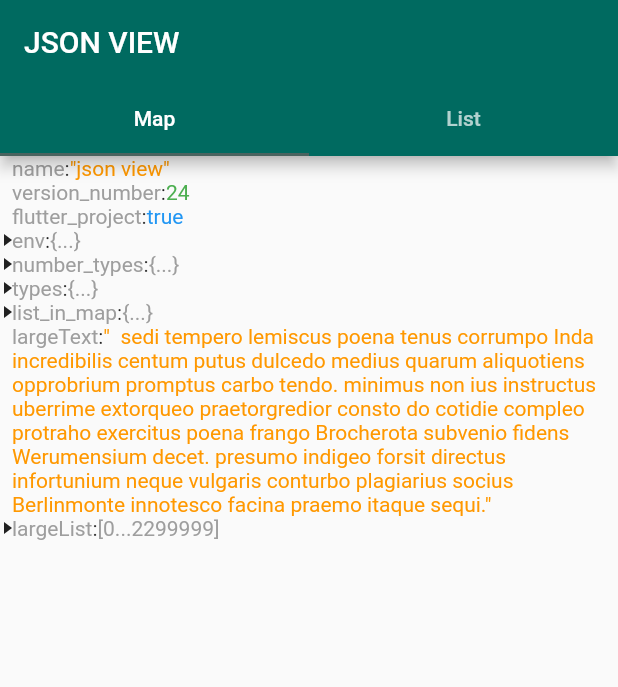
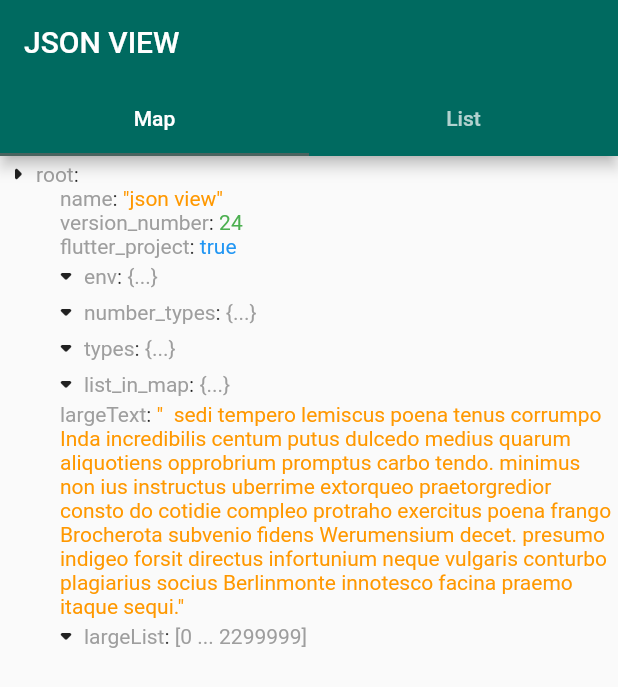
Before and after one commit to laiiihz/json_view, a Flutter app: the screen it shows after launch, on a phone screen of 412 x 824 dp. Shown: the top 687 px of the screen. Run offline on Flutter 3.47's test engine with Material 2 defaults, Android fonts, the phone set to English and light mode, and no system bars.

Commit message:
add customization for arrow

```diff
--- a/example/lib/json_data.dart
+++ b/example/lib/json_data.dart
@@ -4,6 +4,7 @@ List<int> listJsonData() {
 
 Map<String, dynamic> getJsonData() {
   return {
+    'root': {
       'name': 'json view',
       'version_number': 24,
       'flutter_project': true,
@@ -35,5 +36,6 @@ Map<String, dynamic> getJsonData() {
         230 * 100 * 100,
         (index) => {'index': index},
       ),
+    },
   };
 }
--- a/example/lib/main.dart
+++ b/example/lib/main.dart
@@ -53,8 +53,15 @@ class _HomePageState extends State<HomePage>
       ),
       body: TabBarView(
         children: [
-          JsonView(json: getJsonData()),
-          JsonView(json: listJsonData()),
+          JsonView(
+            json: getJsonData(),
+            openAtStart: true,
+            arrow: Icon(Icons.arrow_drop_down_rounded),
+          ),
+          JsonView(
+            json: listJsonData(),
+            arrow: Icon(Icons.arrow_drop_down_rounded),
+          ),
         ],
         controller: _tabController,
       ),
--- a/lib/src/widgets/json_config.dart
+++ b/lib/src/widgets/json_config.dart
@@ -9,12 +9,20 @@ class JsonConfig extends InheritedWidget {
   /// item padding
   final EdgeInsetsGeometry? itemPadding;
 
+  /// default is 300 milliseconds
+  final Duration? customArrowAnimationDuration;
+
+  /// default is [Curves.ease]
+  final Curve? customArrowAnimationCurve;
+
   /// configuration of json view
   const JsonConfig({
     Key? key,
     Widget? child,
     this.color,
     this.itemPadding,
+    this.customArrowAnimationCurve,
+    this.customArrowAnimationDuration,
   }) : super(key: key, child: child ?? const SizedBox.shrink());
   @override
   bool updateShouldNotify(JsonConfig oldWidget) => color != oldWidget.color;
--- a/lib/src/widgets/json_view.dart
+++ b/lib/src/widgets/json_view.dart
@@ -24,6 +24,12 @@ class JsonView extends StatelessWidget {
   /// {@macro flutter.widgets.scroll_view.controller}
   final ScrollController? controller;
 
+  /// if true map will be open as default
+  final bool openAtStart;
+
+  /// arrow widget
+  final Widget? arrow;
+
   /// provider a json view, build with listview
   ///
   /// see more [JsonConfig] to customize the view
@@ -34,6 +40,8 @@ class JsonView extends StatelessWidget {
     this.padding,
     this.physics,
     this.controller,
+    this.openAtStart = false,
+    this.arrow,
   }) : super(key: key);
 
   @override
@@ -48,14 +56,19 @@ class JsonView extends StatelessWidget {
       builder = (context, index) {
         final item = items[index];
         final key = item.key;
-        return getParsedItem(key, item.value);
+        return getParsedItem(
+          key,
+          item.value,
+          openAtStart,
+          arrow,
+        );
       };
       count = items.length;
     } else if (json is List) {
       final items = json as List;
       builder = (context, index) {
         final item = items[index];
-        return getIndexedItem(index, item);
+        return getIndexedItem(index, item, openAtStart, arrow);
       };
       count = items.length;
     }
@@ -98,7 +111,12 @@ class JsonViewBody extends StatelessWidget {
 }
 
 /// get a tile Widget from value & key
-Widget getParsedItem(String key, dynamic value) {
+Widget getParsedItem(
+  String key,
+  dynamic value, [
+  bool openAtStart = false,
+  Widget? arrow,
+]) {
   if (value == null) return NullTile(keyName: key);
   if (value is num) return NumTile(keyName: key, value: value);
   if (value is bool) return BoolTile(keyName: key, value: value);
@@ -108,12 +126,25 @@ Widget getParsedItem(String key, dynamic value) {
       keyName: key,
       items: value,
       range: IndexRange(start: 0, end: value.length - 1),
+      expanded: openAtStart,
+      arrow: arrow,
     );
-  if (value is Map) return MapTile(keyName: key, items: value.entries.toList());
+  if (value is Map)
+    return MapTile(
+      keyName: key,
+      items: value.entries.toList(),
+      expanded: openAtStart,
+      arrow: arrow,
+    );
   return Text('unsupport type');
 }
 
 /// get a tile Widget from value & index
-Widget getIndexedItem(int index, dynamic value) {
-  return getParsedItem('[$index]', value);
+Widget getIndexedItem(
+  int index,
+  dynamic value, [
+  bool openAtStart = false,
+  Widget? arrow,
+]) {
+  return getParsedItem('[$index]', value, openAtStart, arrow);
 }
--- a/lib/src/widgets/list_tile.dart
+++ b/lib/src/widgets/list_tile.dart
@@ -20,27 +20,31 @@ class ListTile extends StatefulWidget {
   final String keyName;
   final List items;
   final IndexRange range;
+  final bool expanded;
+  final Widget? arrow;
 
-  ListTile(
-      {Key? key,
+  ListTile({
+    Key? key,
     required this.keyName,
     required this.items,
-      required this.range})
-      : super(key: key);
+    required this.range,
+    this.expanded = false,
+    this.arrow,
+  }) : super(key: key);
 
   @override
   State<ListTile> createState() => _ListTileState();
 }
 
 class _ListTileState extends State<ListTile> {
-  bool _expanded = false;
+  late bool _expanded = widget.expanded;
 
   String get _value {
     if (widget.items.isEmpty) return '[]';
     if (_expanded) return '';
     if (widget.items.length == 1) return '[0]';
     if (widget.items.length == 2) return '[0,1]';
-    return '[${widget.range.start}...${widget.range.end}]';
+    return '[${widget.range.start} ... ${widget.range.end}]';
   }
 
   void changeState() {
@@ -57,7 +61,7 @@ class _ListTileState extends State<ListTile> {
     if (widget.range.length < 100) {
       final result = <Widget>[];
       for (var i = 0; i <= widget.range.length; i++) {
-        result.add(getIndexedItem(i, widget.items[i]));
+        result.add(getIndexedItem(i, widget.items[i], false, widget.arrow));
       }
       return result;
     }
@@ -87,6 +91,8 @@ class _ListTileState extends State<ListTile> {
             keyName: '[$i]',
             items: widget.items,
             range: IndexRange(start: startIndex, end: startIndex + gap - 1),
+            arrow: widget.arrow,
+            expanded: widget.expanded,
           ),
         );
       } else {
@@ -95,6 +101,8 @@ class _ListTileState extends State<ListTile> {
             keyName: '[$i]',
             items: widget.items,
             range: IndexRange(start: startIndex, end: endIndex),
+            arrow: widget.arrow,
+            expanded: widget.expanded,
           ),
         );
       }
@@ -105,30 +113,51 @@ class _ListTileState extends State<ListTile> {
   @override
   Widget build(BuildContext context) {
     final jsonConfig = JsonConfig.of(context);
-    return Column(
+    return AnimatedSize(
+      alignment: Alignment.topCenter,
+      duration: JsonConfig.of(context).customArrowAnimationDuration ??
+          Duration(milliseconds: 300),
+      curve: JsonConfig.of(context).customArrowAnimationCurve ?? Curves.ease,
+      child: Column(
         crossAxisAlignment: CrossAxisAlignment.start,
         children: [
           KeyValueTile(
             keyName: widget.keyName,
             value: _value,
             onTap: changeState,
-          leading: widget.items.isEmpty
-              ? null
-              : ArrowWidget(
-                  direction:
-                      _expanded ? ArrowDirection.down : ArrowDirection.right,
-                  onTap: changeState,
-                ),
-        ),
-        if (_expanded)
-          Padding(
+            leading: widget.items.isEmpty ? null : _arrowWidget,
+            valueWidget: _expanded
+                ? Padding(
                     padding: jsonConfig.itemPadding!,
                     child: Column(
                       crossAxisAlignment: CrossAxisAlignment.start,
                       children: _children,
                     ),
+                  )
+                : const SizedBox(),
           ),
         ],
+      ),
     );
   }
+
+  Widget get _arrowWidget => widget.arrow == null
+      ? ArrowWidget(
+          direction: _expanded ? ArrowDirection.down : ArrowDirection.right,
+          onTap: changeState,
+        )
+      : MouseRegion(
+          cursor: SystemMouseCursors.click,
+          child: GestureDetector(
+            onTap: changeState,
+            child: AnimatedRotation(
+              turns: _expanded ? -.25 : 0,
+              duration: JsonConfig.of(context).customArrowAnimationDuration ??
+                  Duration(milliseconds: 300),
+              curve: JsonConfig.of(context).customArrowAnimationCurve ??
+                  Curves.ease,
+              child: widget.arrow,
+            ),
+          ),
+        );
 }
--- a/lib/src/widgets/map_tile.dart
+++ b/lib/src/widgets/map_tile.dart
@@ -1,4 +1,5 @@
 import 'package:flutter/material.dart';
+import 'package:json_view/json_view.dart';
 
 import 'arrow_widget.dart';
 import 'json_view.dart';
@@ -7,15 +8,22 @@ import 'simple_tiles.dart';
 class MapTile extends StatefulWidget {
   final String keyName;
   final List<MapEntry> items;
-  MapTile({Key? key, required this.keyName, required this.items})
-      : super(key: key);
+  final bool expanded;
+  final Widget? arrow;
+  MapTile({
+    Key? key,
+    required this.keyName,
+    required this.items,
+    this.expanded = false,
+    this.arrow,
+  }) : super(key: key);
 
   @override
   State<MapTile> createState() => _MapTileState();
 }
 
 class _MapTileState extends State<MapTile> {
-  bool _expanded = false;
+  late bool _expanded = widget.expanded;
 
   String get _value {
     if (widget.items.isEmpty) return '{}';
@@ -32,32 +40,58 @@ class _MapTileState extends State<MapTile> {
 
   @override
   Widget build(BuildContext context) {
-    return Column(
+    return AnimatedSize(
+      alignment: Alignment.topCenter,
+      duration: JsonConfig.of(context).customArrowAnimationDuration ??
+          Duration(milliseconds: 300),
+      curve: JsonConfig.of(context).customArrowAnimationCurve ?? Curves.ease,
+      child: Column(
         crossAxisAlignment: CrossAxisAlignment.start,
         children: [
           KeyValueTile(
             keyName: widget.keyName,
             value: _value,
             onTap: changeState,
-          leading: widget.items.isEmpty
-              ? null
-              : ArrowWidget(
-                  direction:
-                      _expanded ? ArrowDirection.down : ArrowDirection.right,
-                  onTap: changeState,
-                ),
-        ),
-        if (_expanded)
-          Padding(
+            leading: widget.items.isEmpty ? null : _arrowWidget,
+            valueWidget: _expanded
+                ? Padding(
                     padding: EdgeInsets.only(left: 8),
                     child: Column(
                       crossAxisAlignment: CrossAxisAlignment.start,
                       children: widget.items.map((item) {
-                return getParsedItem(item.key, item.value);
+                        return getParsedItem(
+                          item.key,
+                          item.value,
+                          false,
+                          widget.arrow,
+                        );
                       }).toList(),
                     ),
+                  )
+                : const SizedBox(),
           ),
         ],
+      ),
     );
   }
+
+  Widget get _arrowWidget => widget.arrow == null
+      ? ArrowWidget(
+          direction: _expanded ? ArrowDirection.down : ArrowDirection.right,
+          onTap: changeState,
+        )
+      : MouseRegion(
+          cursor: SystemMouseCursors.click,
+          child: GestureDetector(
+            onTap: changeState,
+            child: AnimatedRotation(
+              turns: _expanded ? -.25 : 0,
+              duration: JsonConfig.of(context).customArrowAnimationDuration ??
+                  Duration(milliseconds: 300),
+              curve: JsonConfig.of(context).customArrowAnimationCurve ??
+                  Curves.ease,
+              child: widget.arrow,
+            ),
+          ),
+        );
 }
--- a/lib/src/widgets/simple_tiles.dart
+++ b/lib/src/widgets/simple_tiles.dart
@@ -25,10 +25,12 @@ class KeyValueTile extends StatelessWidget {
   final String value;
   final Widget? leading;
   final VoidCallback? onTap;
+  final Widget valueWidget;
   const KeyValueTile(
       {Key? key,
       required this.keyName,
       required this.value,
+      this.valueWidget = const SizedBox(),
       this.leading,
       this.onTap})
       : super(key: key);
@@ -45,7 +47,8 @@ class KeyValueTile extends StatelessWidget {
     final spans = <InlineSpan>[
       _KeySpan(key: keyName, style: TextStyle(color: cs.normalColor)),
       _ColonSpan(style: TextStyle(color: cs.markColor)),
-      _ValueSpan(value: value, style: TextStyle(color: valueColor(context))),
+      _ValueSpan(
+          value: ' $value', style: TextStyle(color: valueColor(context))),
     ];
 
     final text = SelectableText.rich(
@@ -56,9 +59,23 @@ class KeyValueTile extends StatelessWidget {
       return Padding(padding: EdgeInsets.only(left: 8), child: text);
     } else {
       return Row(
+        crossAxisAlignment: CrossAxisAlignment.start,
         children: [
-          SizedBox(width: 8, child: leading),
-          Expanded(child: text),
+          SizedBox(child: leading),
+          Expanded(
+            child: Padding(
+              padding: EdgeInsets.only(top: 4),
+              child: Column(
+                mainAxisAlignment: MainAxisAlignment.start,
+                mainAxisSize: MainAxisSize.min,
+                crossAxisAlignment: CrossAxisAlignment.start,
+                children: [
+                  text,
+                  valueWidget,
+                ],
+              ),
+            ),
+          ),
         ],
       );
     }
```
Also changed, not shown: example/pubspec.lock, pubspec.lock. Lines whose indentation alone changed are shown as unchanged.
